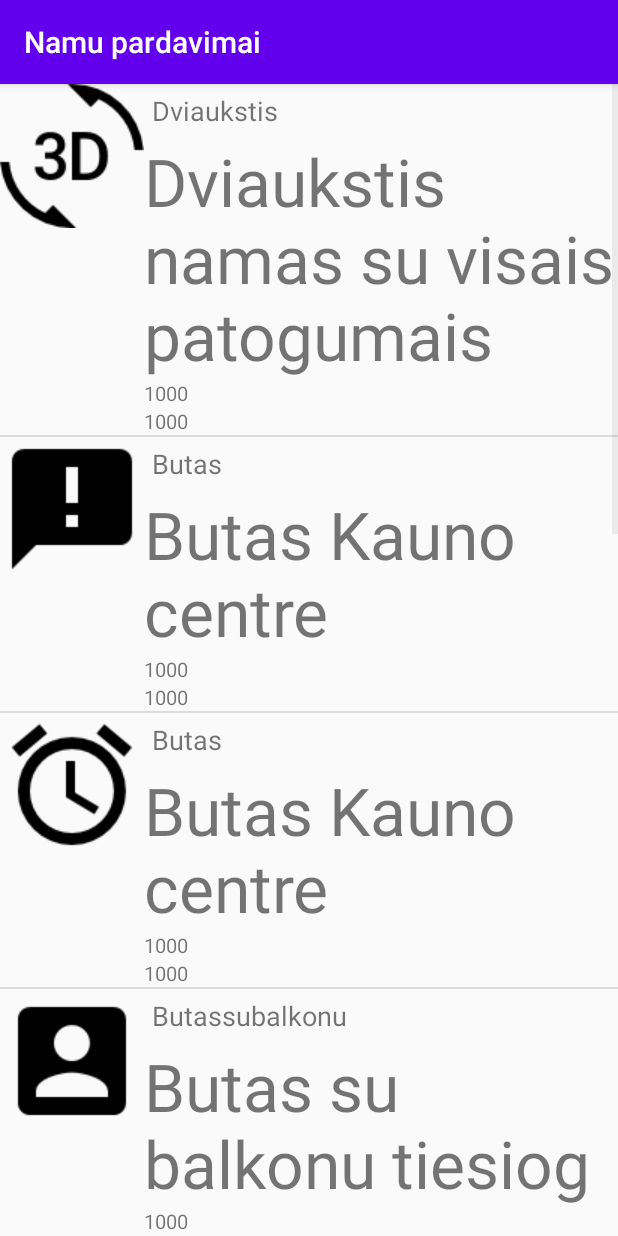
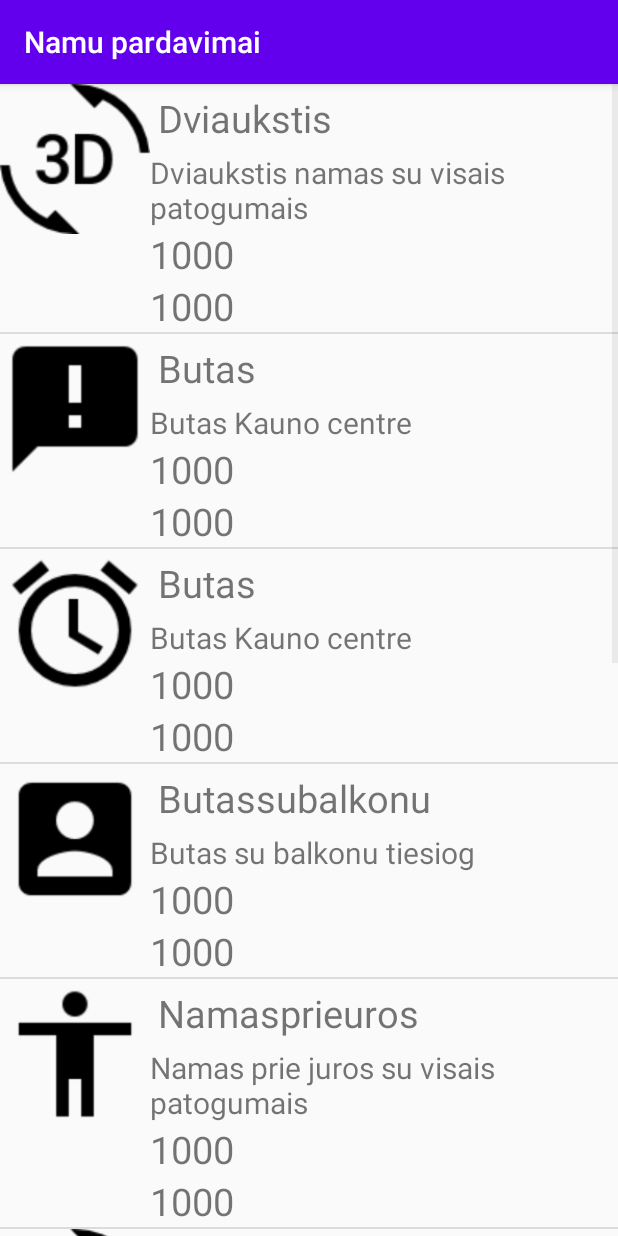
Before and after one commit to AurimasJa/Real-estate, an Android app: the Skelbimai screen opened directly, with no data from a screen before it, on a phone screen of 412 x 824 dp. Run offline under Robolectric (Android 15) with nearby library versions, the light colour scheme and no system bars.

Commit message:
belenka ciuju rasiau "Aurimas Janulaitis"

```diff
--- a/app/src/main/java/edu/ktu/myfirstapplication/Skelbimai.java
+++ b/app/src/main/java/edu/ktu/myfirstapplication/Skelbimai.java
@@ -29,6 +29,7 @@ public class Skelbimai extends AppCompatActivity {
         Intent intent = getIntent();
         if (intent.getBooleanExtra("flag", true)) {
             items.add(new SkelbimaiList("Dviaukstis", R.drawable.baseline_3d_rotation_black_48dp, "Dviaukstis namas su visais patogumais", 50000, 3));
+            //items.add(new SkelbimaiList("Dviaukstis", R.drawable.house, "Dviaukstis namas su visais patogumais", 50000, 3));
             items.add(new SkelbimaiList("Butas", R.drawable.baseline_announcement_black_48dp, "Butas Kauno centre", 4312312, 6));
             items.add(new SkelbimaiList("Butas", R.drawable.baseline_alarm_black_48dp, "Butas Kauno centre",233123,143));
             items.add(new SkelbimaiList("Butassubalkonu", R.drawable.baseline_account_box_black_48dp, "Butas su balkonu tiesiog",1231231,123));
@@ -37,7 +38,7 @@ public class Skelbimai extends AppCompatActivity {
             items.add(new SkelbimaiList("Butasbebalkono", R.drawable.baseline_announcement_black_48dp, "Butas be balkono",21322,1));
             items.add(new SkelbimaiList("Butassunuosavugarazu", R.drawable.baseline_alarm_black_48dp, "Didelis butas su garazo",312113,32));
             items.add(new SkelbimaiList("Butassubalkonu", R.drawable.baseline_account_box_black_48dp, "Didelis butas prie juros be garazo", 1000000, 7));
-            items.add(new SkelbimaiList("Namaspriejurosbegarazo", R.drawable.baseline_accessibility_black_48dp, "Didelis namas prie juros be garazo", 123123, 4));
+            items.add(new SkelbimaiList("Namaspriejurosbegarazo", R.drawable.baseline_accessibility_black_48dp, "Didelis namas prie juros be garazo Didelis namas prie juros be garazo Didelis namas prie juros be garazo Didelis namas prie juros be garazo Didelis namas prie juros be garazo Didelis namas prie juros be garazo Didelis namas prie juros be garazo Didelis namas prie juros be garazo Didelis namas prie juros be garazo ", 123123, 4));
         } else {
             items.add(new SkelbimaiList(
                     "Mathematics",
--- a/app/src/main/res/layout/skelbimailistdesign.xml
+++ b/app/src/main/res/layout/skelbimailistdesign.xml
@@ -7,8 +7,8 @@
 
     <ImageView
         android:id="@+id/imageView"
-        android:layout_width="wrap_content"
-        android:layout_height="wrap_content"
+        android:layout_width="100dp"
+        android:layout_height="100dp"
         tools:srcCompat="@tools:sample/avatars" />
 
 
@@ -22,24 +22,24 @@
             android:id="@+id/title"
             android:layout_width="match_parent"
             android:layout_height="wrap_content"
-            android:textSize="18sp"
+            android:textSize="25sp"
             android:padding="5dp" />
 
         <TextView
             android:id="@+id/description"
             android:layout_width="match_parent"
             android:layout_height="wrap_content"
-            android:textSize="44sp" />
+            android:textSize="20sp" />
         <TextView
             android:id="@+id/price"
             android:layout_width="match_parent"
             android:layout_height="wrap_content"
-            android:textSize="13sp" />
+            android:textSize="25sp" />
         <TextView
             android:id="@+id/room_count"
             android:layout_width="match_parent"
             android:layout_height="wrap_content"
-            android:textSize="13sp" />
+            android:textSize="25sp" />
     </LinearLayout>
 
 </LinearLayout>
```
